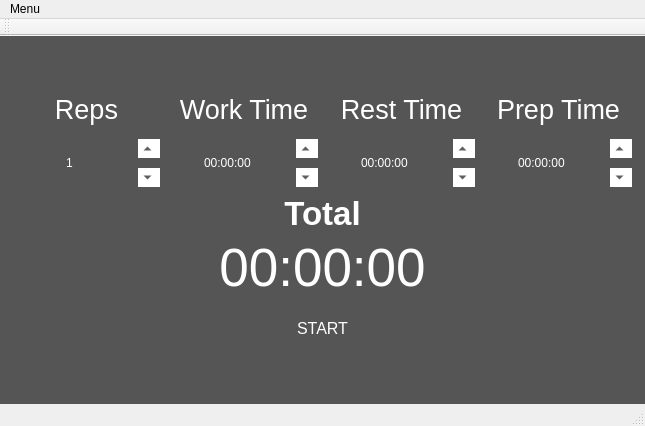
Qt form mainwindow.ui (FigueroaCode/ProductivityTimer) before a commit.
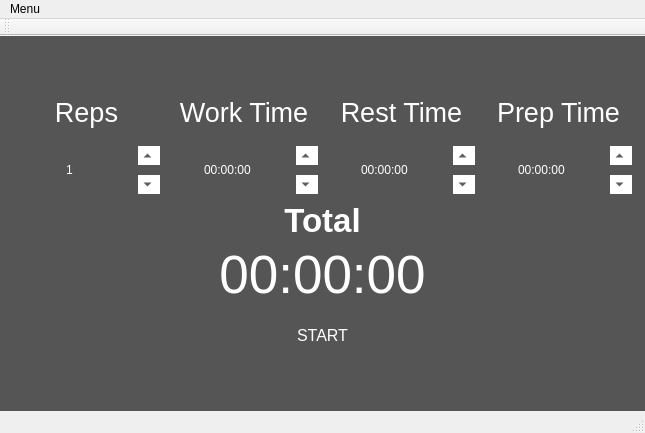
The same form after that commit.

What changed in the file:
```diff
--- a/mainwindow.ui
+++ b/mainwindow.ui
@@ -7,7 +7,7 @@
     <x>0</x>
     <y>0</y>
     <width>645</width>
-    <height>426</height>
+    <height>433</height>
    </rect>
   </property>
   <property name="windowTitle">
```
Left out of the diff: 11 changed lines with no effect on the pictures.
